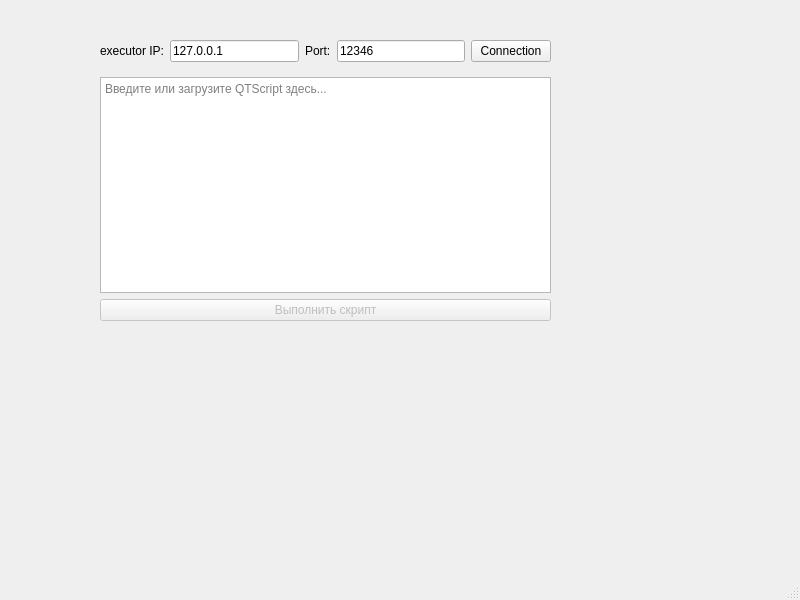
Before: the Qt Designer form ScriptEditor/scripteditor.ui in AlfaReggie/QTScriptEditor, drawn with Qt 5.
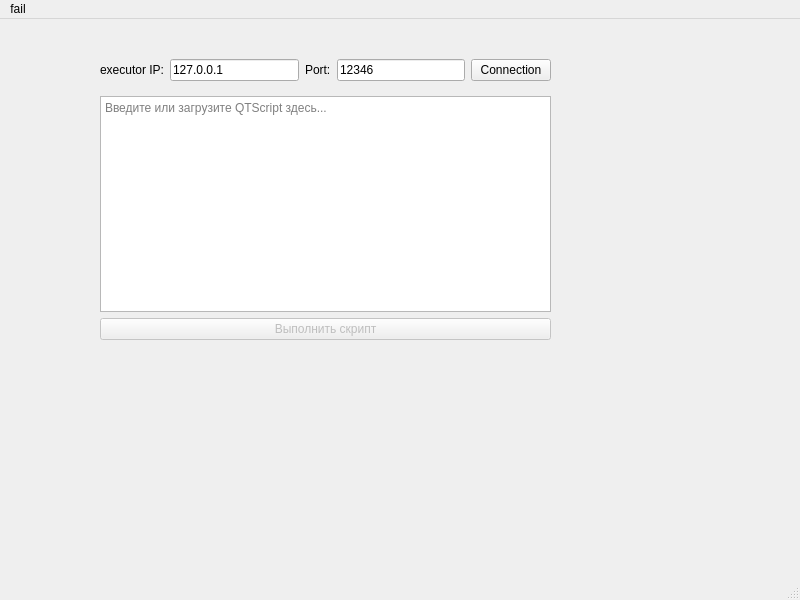
After: the same form once the commit is applied.

Patch:
```diff
--- a/ScriptEditor/scripteditor.ui
+++ b/ScriptEditor/scripteditor.ui
@@ -61,7 +61,7 @@
         </widget>
        </item>
        <item>
-        <widget class="QPushButton" name="connectButton_2">
+        <widget class="QPushButton" name="connectButton">
          <property name="text">
           <string>Connection</string>
          </property>
@@ -89,7 +89,8 @@
     </layout>
    </widget>
   </widget>
-  <widget class="QMenuBar" name="fail">
+  <widget class="QStatusBar" name="statusbar"/>
+  <widget class="QMenuBar" name="menuBar">
    <property name="geometry">
     <rect>
      <x>0</x>
@@ -98,6 +99,16 @@
      <height>23</height>
     </rect>
    </property>
+   <widget class="QMenu" name="menufail">
+    <property name="title">
+     <string>fail</string>
+    </property>
+    <addaction name="actionNew"/>
+    <addaction name="actionOpen"/>
+    <addaction name="actionSave"/>
+    <addaction name="actionSaveAs"/>
+   </widget>
+   <addaction name="menufail"/>
   </widget>
   <widget class="QStatusBar" name="statusbar"/>
  </widget>
```
Left out of the diff: 36 changed lines with no effect on the pictures.
